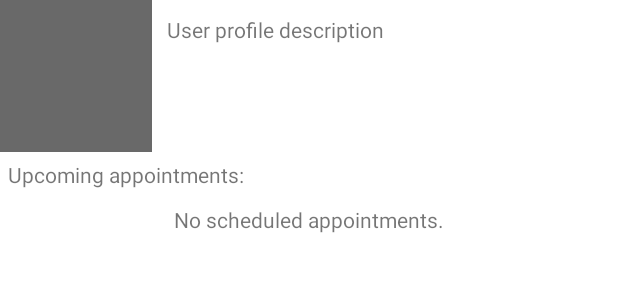
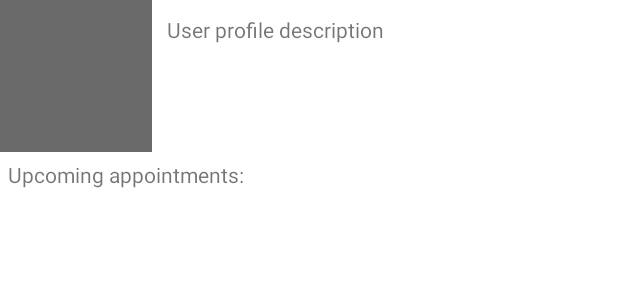
Before and after one commit to Mitchangoes408/TheShop, an Android app: the layout profile.xml on its own in the app's theme, with its tools: preview values and no code run, on a phone screen of 412 x 824 dp. Shown: the top 300 px of the screen. Run offline under Robolectric (Android 15) with nearby library versions, the phone set to English and light mode, and no system bars.

Commit message:
Made seperate databases for the cuts and appointments

```diff
--- a/app/src/main/java/com/main/theshop/ApptBaseHelper.java
+++ b/app/src/main/java/com/main/theshop/ApptBaseHelper.java
@@ -8,7 +8,7 @@ import database.ApptDbSchema.ApptTable;
 
 public class ApptBaseHelper extends SQLiteOpenHelper {
     private static final int VERSION = 1;
-    public static final String DATABASE_NAME = "theshop.db";
+    public static final String DATABASE_NAME = "theshop_appt.db";
 
     public ApptBaseHelper(Context context) {
         super(context, DATABASE_NAME, null, VERSION);
@@ -26,8 +26,8 @@ public class ApptBaseHelper extends SQLiteOpenHelper {
 
     @Override
     public void onUpgrade(SQLiteDatabase database, int oldVersion, int newVersion) {
-        database.execSQL("DROP TABLE IF EXISTS " + "appointments");
-        onCreate(database);
+        //database.execSQL("DROP TABLE IF EXISTS " + "appointments");
+        //onCreate(database);
     }
 
     public Integer deleteAppt(Integer id) {
--- a/app/src/main/java/com/main/theshop/Shop.java
+++ b/app/src/main/java/com/main/theshop/Shop.java
@@ -23,9 +23,9 @@ public class Shop {
 
     private Shop(Context context) {
         mContext = context.getApplicationContext();
+        mApptDatabase = new ApptBaseHelper(mContext).getWritableDatabase();
+        mCutsDatabase = new CutBaseHelper(mContext).getWritableDatabase();
 
-        mCutsDatabase = new CutBaseHelper(mContext).getWritableDatabase();
-        mApptDatabase = new ApptBaseHelper(mContext).getWritableDatabase();
     }
 
     public static Shop get(Context context) {
@@ -65,7 +65,7 @@ public class Shop {
         mApptDatabase.update(
                 ApptDbSchema.ApptTable.NAME,
                 values,
-                ApptDbSchema.ApptTable.Cols.UUID + " = ?", new String[] {uuidString}
+                ApptDbSchema.ApptTable.Cols.UUID + " = ?", new String[] { uuidString }
         );
     }
 
--- a/app/src/main/res/layout/profile.xml
+++ b/app/src/main/res/layout/profile.xml
@@ -45,7 +45,7 @@
                 android:padding="5dp"
                 android:text="@string/appointments_text" />
 
-
+            <!-- POSSIBLY REPLACE WITH APPTRECYCLERVIEW
                 <TextView
                     android:id="@+id/upcoming_appointments"
                     android:layout_width="match_parent"
@@ -53,13 +53,13 @@
                     android:padding="5dp"
                     android:gravity="center"
                     android:text="No scheduled appointments." />
+            -->
 
-            <!-- POSSIBLY REPLACE WITH APPTRECYCLERVIEW
             <androidx.recyclerview.widget.RecyclerView
                 android:id="@+id/appt_recycler"
                 android:layout_width="match_parent"
-                android:layout_height="wrap_content" />
-            -->
+                android:layout_height="40dp" />
+
 
 
 
```
Also changed, not shown: app/src/main/java/com/main/theshop/CutBaseHelper.java (+4 -3 lines). Lines whose indentation alone changed are shown as unchanged.
